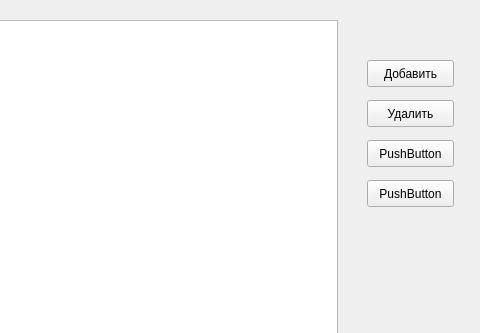
The window that 6_semestr/PABD/lab5/Prog/l5_program/mainwindow.ui (OranGeNaL/labs) describes before a commit, drawn with Qt 5; both pictures show x 353 to 833 and y 0 to 333 of the 833 by 629 pixel window.
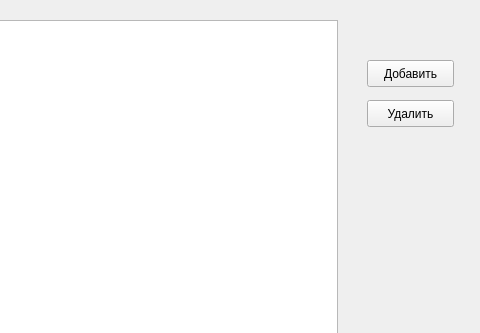
The same window after the commit.

```diff
--- a/6_semestr/PABD/lab5/Prog/l5_program/mainwindow.ui
+++ b/6_semestr/PABD/lab5/Prog/l5_program/mainwindow.ui
@@ -73,32 +73,6 @@
      <string>Удалить</string>
     </property>
    </widget>
-   <widget class="QPushButton" name="pushButton_3">
-    <property name="geometry">
-     <rect>
-      <x>720</x>
-      <y>140</y>
-      <width>87</width>
-      <height>27</height>
-     </rect>
-    </property>
-    <property name="text">
-     <string>PushButton</string>
-    </property>
-   </widget>
-   <widget class="QPushButton" name="pushButton_4">
-    <property name="geometry">
-     <rect>
-      <x>720</x>
-      <y>180</y>
-      <width>87</width>
-      <height>27</height>
-     </rect>
-    </property>
-    <property name="text">
-     <string>PushButton</string>
-    </property>
-   </widget>
   </widget>
   <widget class="QMenuBar" name="menubar">
    <property name="geometry">
```
